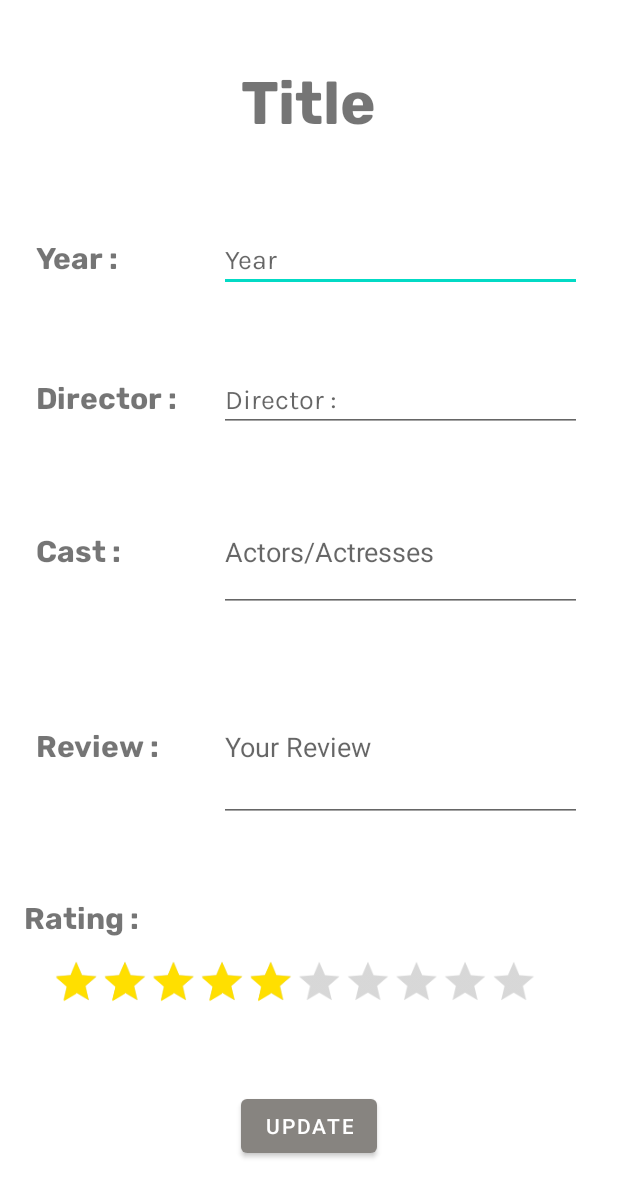
After one commit to maneesha14w/MovieTracker, an Android app: the layout activity_movie_info.xml on its own in the app's theme, with its tools: preview values and no code run, on a phone screen of 412 x 824 dp. The commit adds this screen. Shown: the top 1197 px of the screen. Run offline under Robolectric (Android 15) with nearby library versions, the phone set to English and light mode, and no system bars.

Commit message:
edit frontend complete

```diff
--- a/app/src/main/java/com/maneesha14w/movietracker/EditMovies.java
+++ b/app/src/main/java/com/maneesha14w/movietracker/EditMovies.java
@@ -2,13 +2,70 @@ package com.maneesha14w.movietracker;
 
 import androidx.appcompat.app.AppCompatActivity;
 
+import android.content.Intent;
+import android.database.Cursor;
 import android.os.Bundle;
+import android.util.Log;
+import android.view.View;
+import android.widget.AdapterView;
+import android.widget.ArrayAdapter;
+import android.widget.ListAdapter;
+import android.widget.ListView;
+
+import java.util.ArrayList;
 
 public class EditMovies extends AppCompatActivity {
+
+    private static final String TAG = "EDIT_MOVIE";
+    private DbHelper dbHelper; // dbHelper obj
+    private ListView listView; // listView var to setAdapter to
+    private ArrayList<String> dataList; //arrayList of all data
 
     @Override
     protected void onCreate(Bundle savedInstanceState) {
         super.onCreate(savedInstanceState);
         setContentView(R.layout.activity_edit_movies);
+
+        listView = findViewById(R.id.lv_editMovies);
+        dbHelper = new DbHelper(this);
+        fillListView();
+
     }
+
+    private void fillListView() {
+        // get data and append to an datList arrayList
+        Cursor data = dbHelper.getAllData();
+        dataList = new ArrayList<>();
+
+        while (data.moveToNext()) { //while has next line of data
+            //loop through values from the database in column then add it to the ArrayList
+            dataList.add(data.getString(1)); //add titles
+        }
+
+        //create the list adapter and set the adapter
+        ListAdapter adapter = new ArrayAdapter<>(this, android.R.layout.simple_list_item_1, dataList);
+        listView.setAdapter(adapter);
+
+        listView.setOnItemClickListener(new AdapterView.OnItemClickListener() {
+            @Override
+            public void onItemClick(AdapterView<?> parent, View view, int position, long id) {
+                String title = parent.getItemAtPosition(position).toString();
+                Log.d(TAG, "onItemClick: You clicked on " + title);
+
+                Cursor data = dbHelper.getId(title);
+                int itemId = -1; //default value
+                while (data.moveToNext()) { //while has next line of data
+                    itemId = data.getInt(0); //get id
+                    if (itemId > -1) {
+                        Intent intent = new Intent(EditMovies.this, MovieInfo.class);
+                        intent.putExtra("id", itemId);
+                        intent.putExtra("title", title);
+                        startActivity(intent);
+                    }
+                }
+
+            }
+        });
+    }
+
 }
--- /dev/null
+++ b/app/src/main/java/com/maneesha14w/movietracker/MovieInfo.java
@@ -0,0 +1,16 @@
+package com.maneesha14w.movietracker;
+
+import androidx.appcompat.app.AppCompatActivity;
+
+import android.os.Bundle;
+
+public class MovieInfo extends AppCompatActivity {
+
+
+
+    @Override
+    protected void onCreate(Bundle savedInstanceState) {
+        super.onCreate(savedInstanceState);
+        setContentView(R.layout.activity_movie_info);
+    }
+}
--- /dev/null
+++ b/app/src/main/res/layout-v21/activity_movie_info.xml
@@ -0,0 +1,203 @@
+<?xml version="1.0" encoding="utf-8"?>
+<androidx.constraintlayout.widget.ConstraintLayout xmlns:android="http://schemas.android.com/apk/res/android"
+    xmlns:app="http://schemas.android.com/apk/res-auto"
+    xmlns:tools="http://schemas.android.com/tools"
+    android:layout_width="match_parent"
+    android:layout_height="match_parent"
+    tools:context=".MovieInfo">
+
+    <TextView
+        android:id="@+id/tv_MovieTitle"
+        android:layout_width="wrap_content"
+        android:layout_height="wrap_content"
+        android:layout_marginTop="40dp"
+        android:fontFamily="@font/rubik_bold"
+        android:text="@string/title"
+        android:textSize="40sp"
+        app:layout_constraintEnd_toEndOf="parent"
+        app:layout_constraintHorizontal_bias="0.5"
+        app:layout_constraintStart_toStartOf="parent"
+        app:layout_constraintTop_toTopOf="parent" />
+
+    <LinearLayout
+        android:id="@+id/linear_year"
+        android:layout_width="0dp"
+        android:layout_height="wrap_content"
+        android:layout_marginTop="50dp"
+        android:orientation="horizontal"
+        app:layout_constraintEnd_toEndOf="parent"
+        app:layout_constraintHorizontal_bias="0.5"
+        app:layout_constraintStart_toStartOf="parent"
+        app:layout_constraintTop_toBottomOf="@+id/tv_MovieTitle">
+
+        <TextView
+            android:id="@+id/tv_yearPointer"
+            android:layout_width="0dp"
+            android:layout_height="wrap_content"
+            android:layout_marginStart="24dp"
+            android:layout_weight="1"
+            android:fontFamily="@font/rubik_bold"
+            android:text="@string/yearTV"
+            android:textSize="20sp" />
+
+        <EditText
+            android:id="@+id/et_yearInfo"
+            android:layout_width="120dp"
+            android:layout_height="wrap_content"
+            android:layout_marginEnd="24dp"
+            android:layout_weight="1"
+            android:ems="10"
+            android:fontFamily="@font/karla"
+            android:hint="@string/year"
+            android:importantForAutofill="no"
+            android:inputType="number"
+            android:maxLength="4" />
+    </LinearLayout>
+
+    <LinearLayout
+        android:id="@+id/linear_director"
+        android:layout_width="0dp"
+        android:layout_height="wrap_content"
+        android:layout_marginTop="50dp"
+        android:orientation="horizontal"
+        app:layout_constraintEnd_toEndOf="parent"
+        app:layout_constraintHorizontal_bias="0.0"
+        app:layout_constraintStart_toStartOf="parent"
+        app:layout_constraintTop_toBottomOf="@+id/linear_year">
+
+        <TextView
+            android:id="@+id/tv_directorPointer"
+            android:layout_width="0dp"
+            android:layout_height="wrap_content"
+            android:layout_marginStart="24dp"
+            android:layout_weight="1"
+            android:fontFamily="@font/rubik_bold"
+            android:text="@string/director"
+            android:textSize="20sp" />
+
+        <EditText
+            android:id="@+id/et_directorInfo"
+            android:layout_width="120dp"
+            android:layout_height="wrap_content"
+            android:layout_marginEnd="24dp"
+            android:layout_weight="1"
+            android:ems="10"
+            android:fontFamily="@font/karla"
+            android:hint="@string/directorTV"
+            android:importantForAutofill="no"
+            android:inputType="textCapWords" />
+    </LinearLayout>
+
+    <LinearLayout
+        android:id="@+id/linear_actors"
+        android:layout_width="0dp"
+        android:layout_height="wrap_content"
+        android:layout_marginTop="40dp"
+        android:orientation="horizontal"
+        app:layout_constraintEnd_toEndOf="parent"
+        app:layout_constraintHorizontal_bias="0.0"
+        app:layout_constraintStart_toStartOf="parent"
+        app:layout_constraintTop_toBottomOf="@+id/linear_director">
+
+        <TextView
+            android:id="@+id/tv_actorsPointer"
+            android:layout_width="0dp"
+            android:layout_height="wrap_content"
+            android:layout_marginStart="24dp"
+            android:layout_weight="1"
+            android:fontFamily="@font/rubik_bold"
+            android:text="@string/castTV"
+            android:textSize="20sp" />
+
+        <EditText
+            android:id="@+id/et_actorsInfo"
+            android:layout_width="120dp"
+            android:layout_height="80dp"
+            android:layout_marginEnd="24dp"
+            android:layout_weight="1"
+            android:ems="10"
+            android:hint="@string/actors_actressesTV"
+            android:importantForAutofill="no"
+            android:inputType="textCapWords" />
+    </LinearLayout>
+
+    <LinearLayout
+        android:id="@+id/linear_review"
+        android:layout_width="0dp"
+        android:layout_height="wrap_content"
+        android:layout_marginTop="40dp"
+        android:orientation="horizontal"
+        app:layout_constraintEnd_toEndOf="parent"
+        app:layout_constraintHorizontal_bias="0.0"
+        app:layout_constraintStart_toStartOf="parent"
+        app:layout_constraintTop_toBottomOf="@+id/linear_actors">
+
+        <TextView
+            android:id="@+id/tv_reviewPointer"
+            android:layout_width="0dp"
+            android:layout_height="wrap_content"
+            android:layout_marginStart="24dp"
+            android:layout_weight="1"
+            android:fontFamily="@font/rubik_bold"
+            android:text="@string/reviewTV"
+            android:textSize="20sp" />
+
+        <EditText
+            android:id="@+id/et_reviewInfo"
+            android:layout_width="120dp"
+            android:layout_height="100dp"
+            android:layout_marginEnd="24dp"
+            android:layout_weight="1"
+            android:ems="10"
+            android:hint="@string/your_reviewTV"
+            android:importantForAutofill="no"
+            android:inputType="textCapSentences" />
+    </LinearLayout>
+
+
+    <TextView
+        android:id="@+id/tv_ratingPointer"
+        android:layout_width="0dp"
+        android:layout_height="wrap_content"
+        android:layout_marginStart="16dp"
+        android:layout_marginTop="50dp"
+        android:layout_weight="1"
+        android:fontFamily="@font/rubik_bold"
+        android:text="@string/ratingTV"
+        android:textSize="20sp"
+        app:layout_constraintStart_toStartOf="parent"
+        app:layout_constraintTop_toBottomOf="@+id/linear_review" />
+
+    <RatingBar
+        android:id="@+id/ratingBar"
+        style="@style/Widget.AppCompat.RatingBar.Indicator"
+        android:layout_width="wrap_content"
+        android:layout_height="wrap_content"
+        android:layout_gravity="center_horizontal"
+        android:layout_marginStart="16dp"
+        android:layout_marginTop="8dp"
+        android:layout_marginEnd="35dp"
+        android:isIndicator="false"
+        android:numStars="10"
+        android:progressTint="@color/yellow"
+        android:rating="5"
+        android:scaleX=".9"
+        android:scaleY=".9"
+        android:secondaryProgressTint="@color/yellow"
+        android:stepSize="1"
+        app:layout_constraintEnd_toEndOf="parent"
+        app:layout_constraintStart_toStartOf="parent"
+        app:layout_constraintTop_toBottomOf="@+id/tv_ratingPointer" />
+
+    <Button
+        android:id="@+id/btn_update"
+        android:layout_width="wrap_content"
+        android:layout_height="wrap_content"
+        android:layout_marginTop="54dp"
+        android:text="Update"
+        app:layout_constraintEnd_toEndOf="parent"
+        app:layout_constraintStart_toStartOf="parent"
+        app:layout_constraintTop_toBottomOf="@+id/ratingBar" />
+
+
+</androidx.constraintlayout.widget.ConstraintLayout>
--- a/app/src/main/res/layout/activity_edit_movies.xml
+++ b/app/src/main/res/layout/activity_edit_movies.xml
@@ -6,4 +6,12 @@
     android:layout_height="match_parent"
     tools:context=".EditMovies">
 
+    <ListView
+        android:id="@+id/lv_editMovies"
+        android:layout_width="match_parent"
+        android:layout_height="match_parent"
+        app:layout_constraintBottom_toBottomOf="parent"
+        app:layout_constraintEnd_toEndOf="parent"
+        app:layout_constraintStart_toStartOf="parent"
+        app:layout_constraintTop_toTopOf="parent" />
 </androidx.constraintlayout.widget.ConstraintLayout>
--- /dev/null
+++ b/app/src/main/res/layout/activity_movie_info.xml
@@ -0,0 +1,203 @@
+<?xml version="1.0" encoding="utf-8"?>
+<androidx.constraintlayout.widget.ConstraintLayout xmlns:android="http://schemas.android.com/apk/res/android"
+    xmlns:app="http://schemas.android.com/apk/res-auto"
+    xmlns:tools="http://schemas.android.com/tools"
+    android:layout_width="match_parent"
+    android:layout_height="match_parent"
+    tools:context=".MovieInfo">
+
+    <TextView
+        android:id="@+id/tv_MovieTitle"
+        android:layout_width="wrap_content"
+        android:layout_height="wrap_content"
+        android:layout_marginTop="40dp"
+        android:fontFamily="@font/rubik_bold"
+        android:text="@string/title"
+        android:textSize="40sp"
+        app:layout_constraintEnd_toEndOf="parent"
+        app:layout_constraintHorizontal_bias="0.5"
+        app:layout_constraintStart_toStartOf="parent"
+        app:layout_constraintTop_toTopOf="parent" />
+
+    <LinearLayout
+        android:id="@+id/linear_year"
+        android:layout_width="0dp"
+        android:layout_height="wrap_content"
+        android:layout_marginTop="50dp"
+        android:orientation="horizontal"
+        app:layout_constraintEnd_toEndOf="parent"
+        app:layout_constraintHorizontal_bias="0.5"
+        app:layout_constraintStart_toStartOf="parent"
+        app:layout_constraintTop_toBottomOf="@+id/tv_MovieTitle">
+
+        <TextView
+            android:id="@+id/tv_yearPointer"
+            android:layout_width="0dp"
+            android:layout_height="wrap_content"
+            android:layout_marginStart="24dp"
+            android:layout_weight="1"
+            android:fontFamily="@font/rubik_bold"
+            android:text="@string/yearTV"
+            android:textSize="20sp" />
+
+        <EditText
+            android:id="@+id/et_yearInfo"
+            android:layout_width="120dp"
+            android:layout_height="wrap_content"
+            android:layout_marginEnd="24dp"
+            android:layout_weight="1"
+            android:ems="10"
+            android:fontFamily="@font/karla"
+            android:hint="@string/year"
+            android:importantForAutofill="no"
+            android:inputType="number"
+            android:maxLength="4" />
+    </LinearLayout>
+
+    <LinearLayout
+        android:id="@+id/linear_director"
+        android:layout_width="0dp"
+        android:layout_height="wrap_content"
+        android:layout_marginTop="50dp"
+        android:orientation="horizontal"
+        app:layout_constraintEnd_toEndOf="parent"
+        app:layout_constraintHorizontal_bias="0.0"
+        app:layout_constraintStart_toStartOf="parent"
+        app:layout_constraintTop_toBottomOf="@+id/linear_year">
+
+        <TextView
+            android:id="@+id/tv_directorPointer"
+            android:layout_width="0dp"
+            android:layout_height="wrap_content"
+            android:layout_marginStart="24dp"
+            android:layout_weight="1"
+            android:fontFamily="@font/rubik_bold"
+            android:text="@string/directorTV"
+            android:textSize="20sp" />
+
+        <EditText
+            android:id="@+id/et_directorInfo"
+            android:layout_width="120dp"
+            android:layout_height="wrap_content"
+            android:layout_marginEnd="24dp"
+            android:layout_weight="1"
+            android:ems="10"
+            android:fontFamily="@font/karla"
+            android:hint="@string/directorTV"
+            android:importantForAutofill="no"
+            android:inputType="textCapWords" />
+    </LinearLayout>
+
+    <LinearLayout
+        android:id="@+id/linear_actors"
+        android:layout_width="0dp"
+        android:layout_height="wrap_content"
+        android:layout_marginTop="40dp"
+        android:orientation="horizontal"
+        app:layout_constraintEnd_toEndOf="parent"
+        app:layout_constraintHorizontal_bias="0.0"
+        app:layout_constraintStart_toStartOf="parent"
+        app:layout_constraintTop_toBottomOf="@+id/linear_director">
+
+        <TextView
+            android:id="@+id/tv_actorsPointer"
+            android:layout_width="0dp"
+            android:layout_height="wrap_content"
+            android:layout_marginStart="24dp"
+            android:layout_weight="1"
+            android:fontFamily="@font/rubik_bold"
+            android:text="@string/castTv"
+            android:textSize="20sp" />
+
+        <EditText
+            android:id="@+id/et_actorsInfo"
+            android:layout_width="120dp"
+            android:layout_height="80dp"
+            android:layout_marginEnd="24dp"
+            android:layout_weight="1"
+            android:ems="10"
+            android:hint="@string/actors_actressesTv"
+            android:importantForAutofill="no"
+            android:inputType="textCapWords" />
+    </LinearLayout>
+
+    <LinearLayout
+        android:id="@+id/linear_review"
+        android:layout_width="0dp"
+        android:layout_height="wrap_content"
+        android:layout_marginTop="40dp"
+        android:orientation="horizontal"
+        app:layout_constraintEnd_toEndOf="parent"
+        app:layout_constraintHorizontal_bias="0.0"
+        app:layout_constraintStart_toStartOf="parent"
+        app:layout_constraintTop_toBottomOf="@+id/linear_actors">
+
+        <TextView
+            android:id="@+id/tv_reviewPointer"
+            android:layout_width="0dp"
+            android:layout_height="wrap_content"
+            android:layout_marginStart="24dp"
+            android:layout_weight="1"
+            android:fontFamily="@font/rubik_bold"
+            android:text="@string/reviewTv"
+            android:textSize="20sp" />
+
+        <EditText
+            android:id="@+id/et_reviewInfo"
+            android:layout_width="120dp"
+            android:layout_height="100dp"
+            android:layout_marginEnd="24dp"
+            android:layout_weight="1"
+            android:ems="10"
+            android:hint="@string/your_reviewTv"
+            android:importantForAutofill="no"
+            android:inputType="textCapSentences" />
+    </LinearLayout>
+
+
+    <TextView
+        android:id="@+id/tv_ratingPointer"
+        android:layout_width="0dp"
+        android:layout_height="wrap_content"
+        android:layout_marginStart="16dp"
+        android:layout_marginTop="50dp"
+        android:layout_weight="1"
+        android:fontFamily="@font/rubik_bold"
+        android:text="@string/ratingTv"
+        android:textSize="20sp"
+        app:layout_constraintStart_toStartOf="parent"
+        app:layout_constraintTop_toBottomOf="@+id/linear_review" />
+
+    <RatingBar
+        android:id="@+id/ratingBar"
+        style="@style/Widget.AppCompat.RatingBar.Indicator"
+        android:layout_width="wrap_content"
+        android:layout_height="wrap_content"
+        android:layout_gravity="center_horizontal"
+        android:layout_marginStart="16dp"
+        android:layout_marginTop="8dp"
+        android:layout_marginEnd="35dp"
+        android:isIndicator="false"
+        android:numStars="10"
+        android:progressTint="@color/yellow"
+        android:rating="5"
+        android:scaleX=".9"
+        android:scaleY=".9"
+        android:secondaryProgressTint="@color/yellow"
+        android:stepSize="1"
+        app:layout_constraintEnd_toEndOf="parent"
+        app:layout_constraintStart_toStartOf="parent"
+        app:layout_constraintTop_toBottomOf="@+id/tv_ratingPointer" />
+
+    <Button
+        android:id="@+id/btn_update"
+        android:layout_width="wrap_content"
+        android:layout_height="wrap_content"
+        android:layout_marginTop="54dp"
+        android:text="@string/update"
+        app:layout_constraintEnd_toEndOf="parent"
+        app:layout_constraintStart_toStartOf="parent"
+        app:layout_constraintTop_toBottomOf="@+id/ratingBar" />
+
+
+</androidx.constraintlayout.widget.ConstraintLayout>
--- a/app/src/main/res/values/colors.xml
+++ b/app/src/main/res/values/colors.xml
@@ -8,4 +8,5 @@
     <color name="black">#FF000000</color>
     <color name="white">#FFFFFFFF</color>
     <color name="grey">#FF878480</color>
+    <color name="yellow">#ffdf00</color>
 </resources>
--- a/app/src/main/res/values/strings.xml
+++ b/app/src/main/res/values/strings.xml
@@ -17,6 +17,14 @@
     <string name="rating">Rating</string>
     <string name="add_to_favorites">Add to Favorites</string>
     <string name="done">Done</string>
+    <string name="yearTV">Year :</string>
+    <string name="directorTV">Director :</string>
+    <string name="castTv">Cast :</string>
+    <string name="actors_actressesTv">Actors/Actresses</string>
+    <string name="reviewTv">Review :</string>
+    <string name="your_reviewTv">Your Review</string>
+    <string name="ratingTv">Rating :</string>
+    <string name="update">Update</string>
 
     <string-array name="rating_array">
         <item>Rating</item>
```
Also changed, not shown: app/src/main/AndroidManifest.xml (+21 -8 lines).
